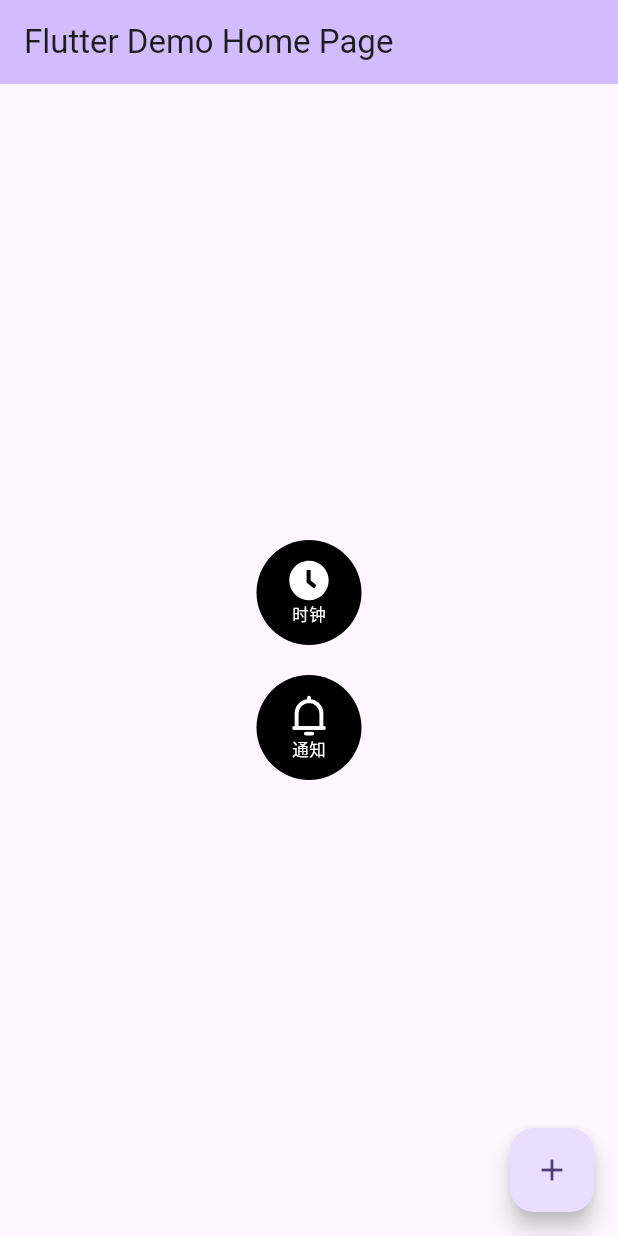
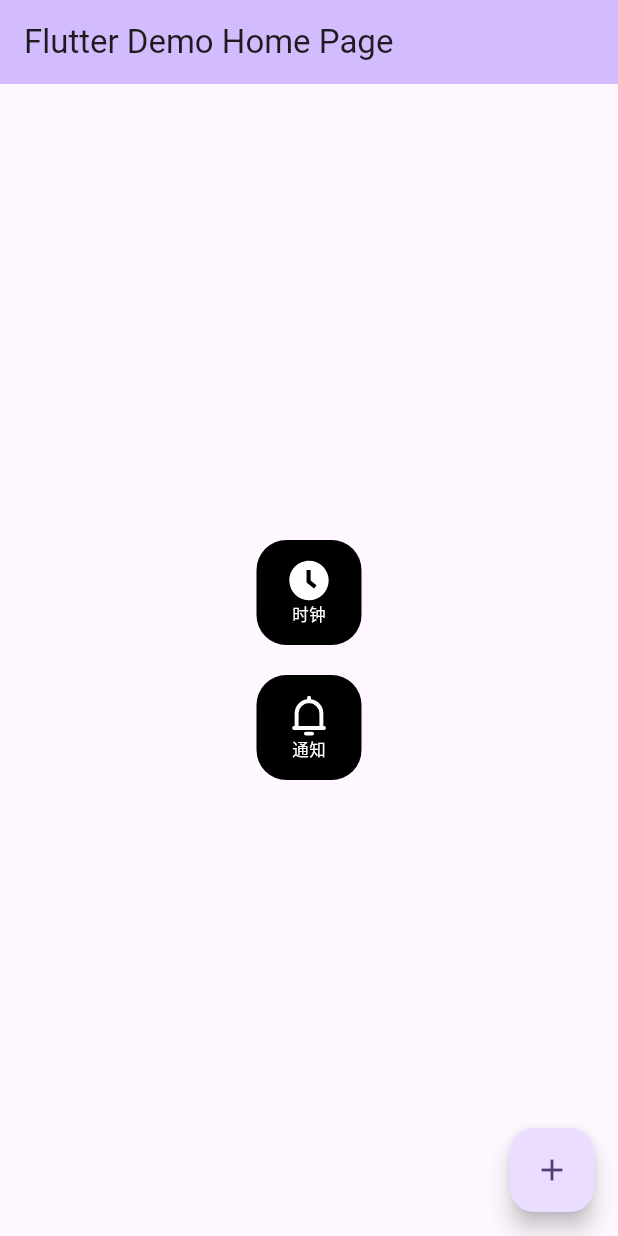
Before and after one commit to drown0315/flutter_golden_test_example, a Flutter app: the screen it shows after launch, on a phone screen of 412 x 824 dp. Run offline on Flutter 3.47's test engine with Material 3 defaults, Android fonts, the phone set to English and light mode, and no system bars; our stand-ins replace flutter_svg.

Commit message:
feat: CircleButton调整成圆角矩形

```diff
--- a/lib/circle_button.dart
+++ b/lib/circle_button.dart
@@ -24,7 +24,7 @@ class CircleButton extends StatelessWidget {
         height: 70,
         decoration: BoxDecoration(
           color: bgColor,
-          shape: BoxShape.circle,
+          borderRadius: BorderRadius.circular(20),
         ),
         child: Column(
           mainAxisSize: MainAxisSize.min,
```
Also changed, not shown: 2 other files.
